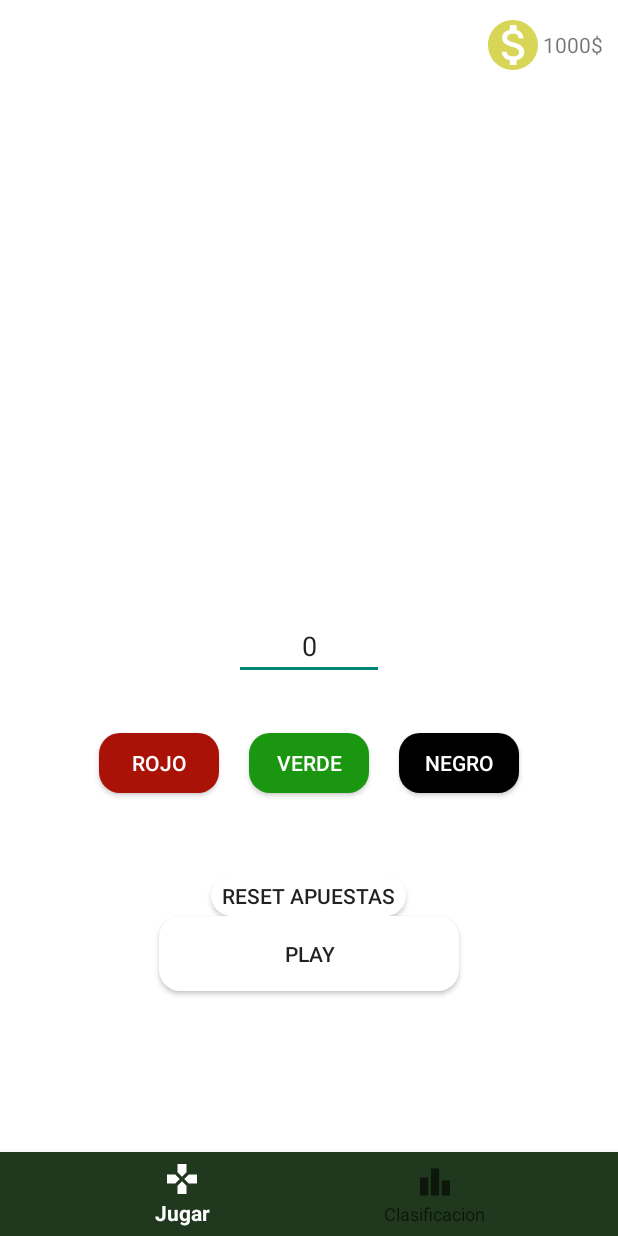
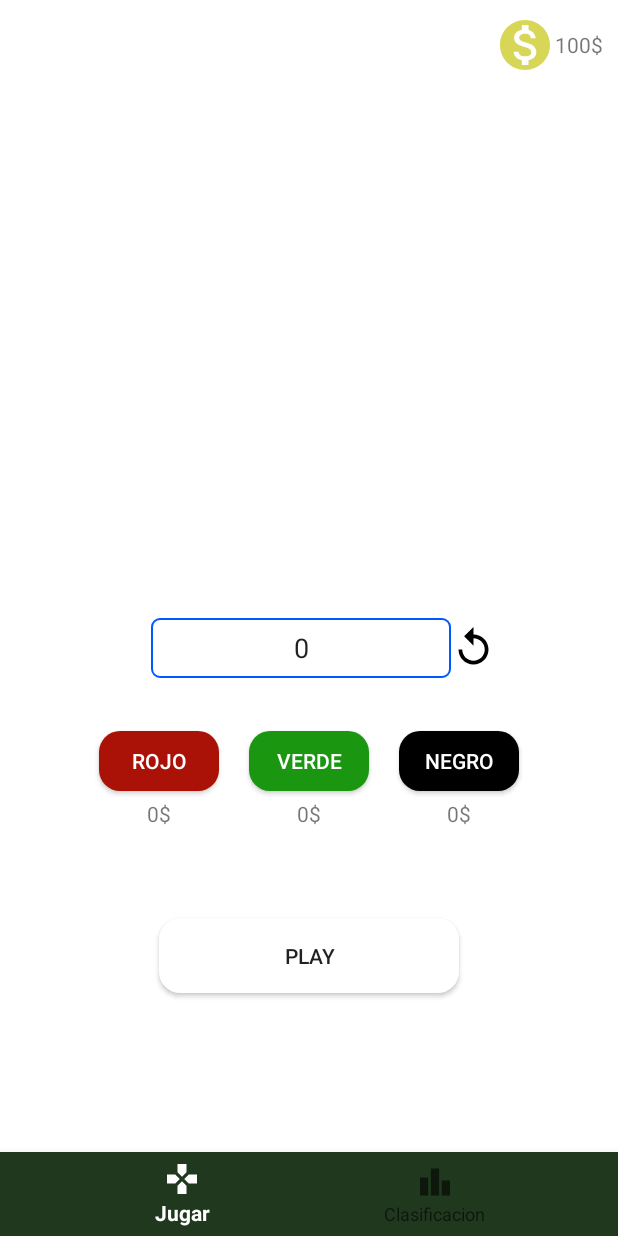
Before and after one commit to gfranb/androides, an Android app: the screen it shows after launch (MainActivity), after a tap on "Play", on a phone screen of 412 x 824 dp. Run offline under Robolectric (Android 15) with nearby library versions, the phone set to English and light mode, and no system bars; our stand-ins replace Room's generated code.

Commit message:
Proyecto con corrutinas y SQL listo, mas mejoras realizadas

```diff
--- a/app/src/main/java/com/example/roulette/Apuesta.kt
+++ b/app/src/main/java/com/example/roulette/Apuesta.kt
@@ -1,5 +1,14 @@
 package com.example.roulette
 
-data class Apuesta(val seleccion: String, val montoApostado: Int) {
+import androidx.room.Entity
+import androidx.room.PrimaryKey
 
-}
+@Entity(tableName = "apuesta")
+data class Apuesta(
+
+    @PrimaryKey(autoGenerate = true)
+    var id: Long = 0,
+    var seleccion: String,
+    var montoApostado: Int,
+    var dinero: Int
+    )
--- /dev/null
+++ b/app/src/main/java/com/example/roulette/ApuestaDB.kt
@@ -0,0 +1,14 @@
+package com.example.roulette
+
+import androidx.room.Database
+import androidx.room.Room
+import androidx.room.RoomDatabase
+import androidx.room.migration.Migration
+import androidx.sqlite.db.SupportSQLiteDatabase
+
+@Database(entities = [Apuesta::class], version = 1)
+abstract class ApuestaDB: RoomDatabase() {
+
+    abstract fun apuestaDao(): ApuestaDao
+
+}
--- /dev/null
+++ b/app/src/main/java/com/example/roulette/ApuestaDao.kt
@@ -0,0 +1,18 @@
+package com.example.roulette
+
+import androidx.room.Dao
+import androidx.room.Insert
+import androidx.room.Query
+
+@Dao
+interface ApuestaDao {
+
+    @Query("SELECT * FROM apuesta")
+    fun getAll(): List<Apuesta>
+
+    @Insert
+    fun insert(apuesta: Apuesta)
+
+    @Query("SELECT dinero FROM apuesta ORDER BY id DESC LIMIT 1")
+    fun obtenerDineroDisponible():Int
+}
--- a/app/src/main/java/com/example/roulette/MainActivity.kt
+++ b/app/src/main/java/com/example/roulette/MainActivity.kt
@@ -2,10 +2,8 @@ package com.example.roulette
 
 import androidx.appcompat.app.AppCompatActivity
 import android.os.Bundle
-import androidx.fragment.app.commit
-import androidx.fragment.app.replace
+import androidx.fragment.app.Fragment
 import com.example.roulette.databinding.ActivityMainBinding
-import com.example.roulette.databinding.FragmentGameBinding
 import com.google.android.material.bottomnavigation.BottomNavigationView
 
 class MainActivity : AppCompatActivity() {
@@ -15,39 +13,46 @@ class MainActivity : AppCompatActivity() {
     private val m0nNavMenu = BottomNavigationView.OnNavigationItemSelectedListener { item ->
 
         when(item.itemId){
+
             R.id.jugar -> {
-                supportFragmentManager.commit{
-                    replace<GameFragment>(R.id.frameLayout)
-                    setReorderingAllowed(true)
-                    addToBackStack("replacement")
-                }
+
+                var fragment: Fragment? = null
+                fragment = GameFragment()
+                val transaction = supportFragmentManager.beginTransaction()
+                transaction.replace(R.id.frameLayout,fragment).commit()
                 return@OnNavigationItemSelectedListener true
+
             }
+
             R.id.clasificacion -> {
-                supportFragmentManager.commit{
-                    replace<ClasificacionFragment>(R.id.frameLayout)
-                    setReorderingAllowed(true)
-                    addToBackStack("replacement")
-                }
+
+                var fragment: Fragment? = null
+                fragment = ClasificacionFragment()
+                val transaction = supportFragmentManager.beginTransaction()
+                transaction.replace(R.id.frameLayout,fragment).commit()
+
                 return@OnNavigationItemSelectedListener true
+
             }
+
         }
 
         false
     }
 
     override fun onCreate(savedInstanceState: Bundle?) {
-
         super.onCreate(savedInstanceState)
-
         binding = ActivityMainBinding.inflate(layoutInflater)
-
         setContentView(binding.root)
 
-        supportFragmentManager.commit{
-            replace<GameFragment>(R.id.frameLayout)
-            setReorderingAllowed(true)
-            addToBackStack("replacement")
+        //val db = Room.databaseBuilder(applicationContext,AppDatabase::class.java, "apuestas-roulete").build()
+
+        var fragment: Fragment? = null
+        fragment = GameFragment()
+
+        if(fragment != null){
+            val transaction = supportFragmentManager.beginTransaction()
+            transaction.replace(R.id.frameLayout,fragment).commit()
         }
 
         binding.bottomNavigationView.setOnItemSelectedListener(m0nNavMenu)
--- /dev/null
+++ b/app/src/main/res/drawable/baseline_add_24.xml
@@ -0,0 +1,5 @@
+<vector android:height="24dp" android:tint="#000000"
+    android:viewportHeight="24" android:viewportWidth="24"
+    android:width="24dp" xmlns:android="http://schemas.android.com/apk/res/android">
+    <path android:fillColor="@android:color/white" android:pathData="M19,13h-6v6h-2v-6H5v-2h6V5h2v6h6v2z"/>
+</vector>
--- /dev/null
+++ b/app/src/main/res/drawable/baseline_replay_24.xml
@@ -0,0 +1,5 @@
+<vector android:height="24dp" android:tint="#000000"
+    android:viewportHeight="24" android:viewportWidth="24"
+    android:width="24dp" xmlns:android="http://schemas.android.com/apk/res/android">
+    <path android:fillColor="@android:color/white" android:pathData="M12,5V1L7,6l5,5V7c3.31,0 6,2.69 6,6s-2.69,6 -6,6 -6,-2.69 -6,-6H4c0,4.42 3.58,8 8,8s8,-3.58 8,-8 -3.58,-8 -8,-8z"/>
+</vector>
--- /dev/null
+++ b/app/src/main/res/drawable/edit_text_background.xml
@@ -0,0 +1,11 @@
+<?xml version="1.0" encoding="utf-8"?>
+<shape xmlns:android="http://schemas.android.com/apk/res/android">
+
+
+    <solid android:color="#ffffff" />
+    <stroke
+        android:width="1dp"
+        android:color="#0059ff" />
+    <corners android:radius="5dp" />
+
+</shape>
--- /dev/null
+++ b/app/src/main/res/drawable/edit_text_error_background.xml
@@ -0,0 +1,9 @@
+<?xml version="1.0" encoding="utf-8"?>
+<shape xmlns:android="http://schemas.android.com/apk/res/android">
+
+
+    <solid android:color="#ffffff" />
+    <stroke android:width="1dp" android:color="#ff00" />
+    <corners android:radius="5dp" />
+
+</shape>
--- a/app/src/main/res/layout/fragment_game.xml
+++ b/app/src/main/res/layout/fragment_game.xml
@@ -18,9 +18,19 @@
         android:orientation="horizontal"
         >
         <ImageView
+            android:id="@+id/addMoreCoins"
+            android:layout_width="20dp"
+            android:layout_height="20dp"
+            android:src="@drawable/baseline_add_24"
+            android:layout_gravity="center"
+            android:visibility="invisible"
+            >
+        </ImageView>
+        <ImageView
             android:layout_width="40dp"
             android:layout_height="40dp"
             android:src="@drawable/coin_icon24"
+            android:layout_gravity="center"
             >
         </ImageView>
         <TextView
@@ -55,15 +65,29 @@
             android:layout_width="match_parent"
             android:layout_height="80dp">
         </Space>
+        <LinearLayout
+            android:layout_width="match_parent"
+            android:layout_height="wrap_content"
+            android:gravity="center">
             <EditText
                 android:id="@+id/et_coinsToPlay"
-            android:layout_width="100dp"
+                android:layout_width="200dp"
                 android:layout_height="40dp"
                 android:textAlignment="center"
                 android:text="0"
+                android:background="@drawable/edit_text_background"
                 android:inputType="numberDecimal"
-            android:hint="Inserte apuesta">
+                android:hint="Inserte apuesta"
+                android:layout_marginLeft="20dp">
             </EditText>
+            <Button
+                android:id="@+id/btn_reset"
+                android:layout_width="30dp"
+                android:layout_height="30dp"
+                android:background="@drawable/baseline_replay_24"
+                android:text=""></Button>
+        </LinearLayout>
+
         <LinearLayout
             android:layout_width="match_parent"
             android:layout_height="match_parent"
@@ -90,7 +114,7 @@
                     android:id="@+id/apuestas_rojo"
                     android:layout_width="wrap_content"
                     android:layout_height="match_parent"
-                    android:text=""
+                    android:text="0$"
                     android:layout_gravity="center">
                 </TextView>
             </LinearLayout>
@@ -113,7 +137,7 @@
                     android:id="@+id/apuestas_verde"
                     android:layout_width="wrap_content"
                     android:layout_height="match_parent"
-                    android:text=""
+                    android:text="0$"
                     android:layout_gravity="center">
                 </TextView>
             </LinearLayout>
@@ -136,7 +160,7 @@
                     android:id="@+id/apuestas_negro"
                     android:layout_width="wrap_content"
                     android:layout_height="match_parent"
-                    android:text=""
+                    android:text="0$"
                     android:layout_gravity="center">
                 </TextView>
             </LinearLayout>
@@ -148,13 +172,10 @@
             android:layout_height="30dp">
         </Space>
 
-        <Button
-            android:id="@+id/btn_reset"
-            android:layout_width="130dp"
-            android:layout_height="27dp"
-            android:background="@drawable/button_white"
-            android:text="reset apuestas"></Button>
-
+        <Space
+            android:layout_width="match_parent"
+            android:layout_height="30dp">
+        </Space>
         <Button
             android:id="@+id/btn_play"
             android:layout_width="200dp"
```
Also changed, not shown: app/build.gradle (+20 -0 lines), app/src/main/java/com/example/roulette/ApuestaRepository.kt (added, +12 -0 lines), app/src/main/java/com/example/roulette/GameFragment.kt (+108 -54 lines). Lines whose indentation alone changed are shown as unchanged.
